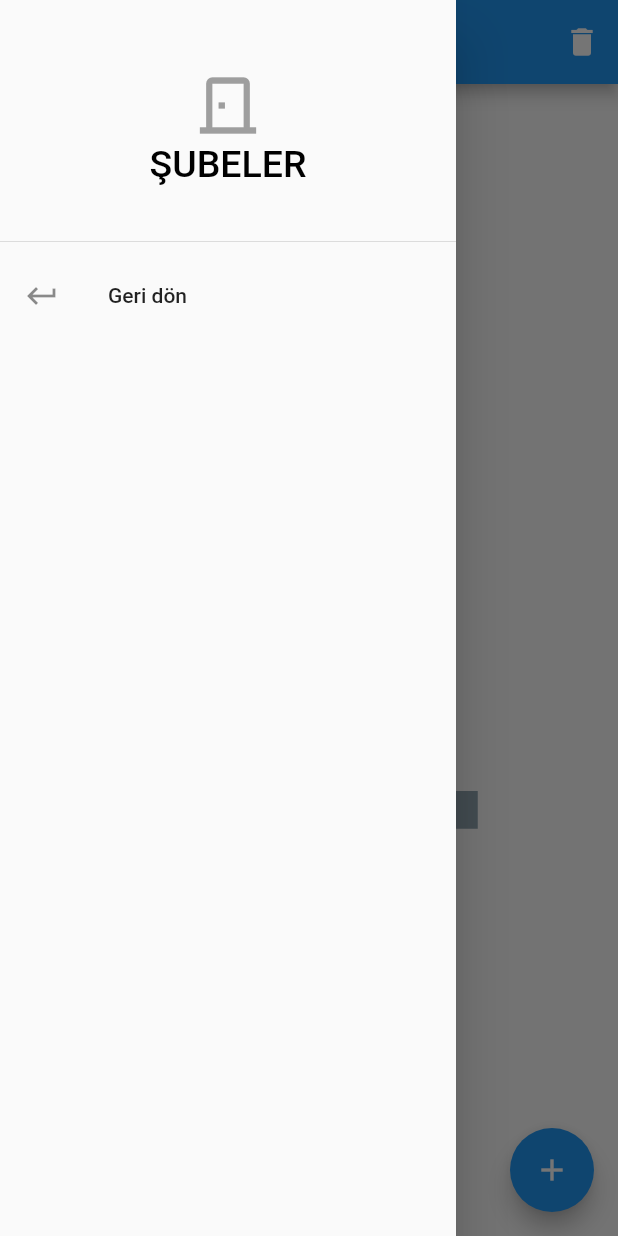
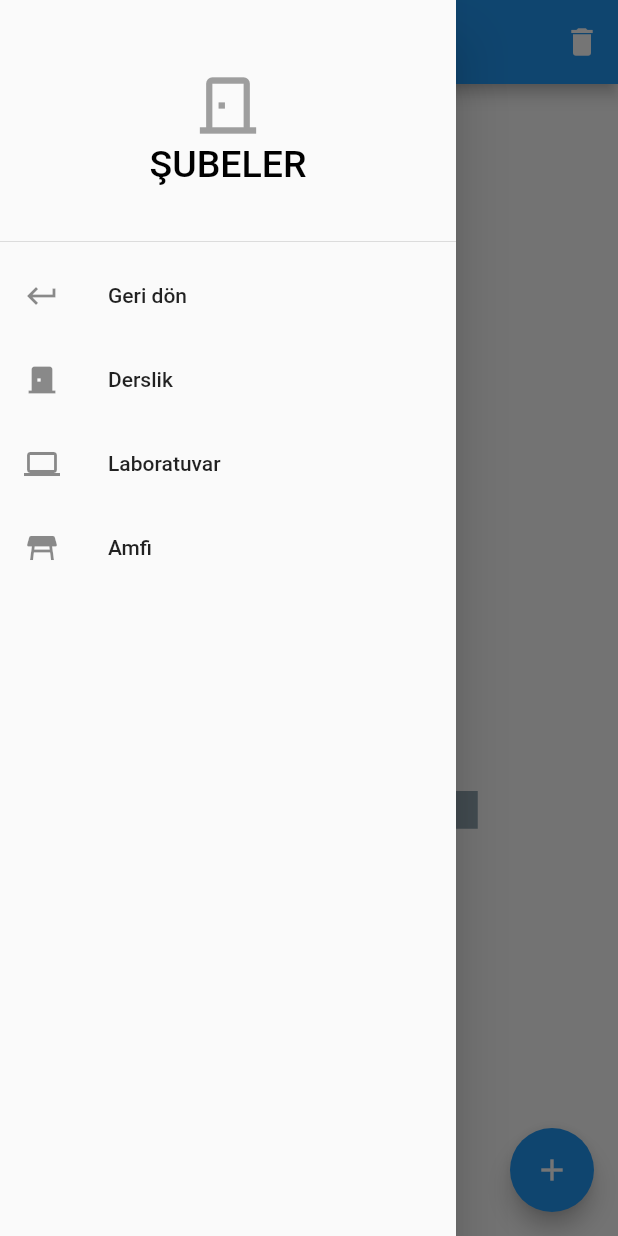
Before and after one commit to merve21c/DersProgrami, a Flutter app: the subeler screen opened directly, with the side drawer open, on a phone screen of 412 x 824 dp. Run offline on Flutter 3.47's test engine with Material 2 defaults, Android fonts, the phone set to English and light mode, and no system bars; our stand-ins replace cloud_firestore, firebase_auth, firebase_core, fluttertoast; accounts and stored records are empty.

Commit message:
Update şubeler.dart

```diff
--- a/lib/şubeler.dart
+++ b/lib/şubeler.dart
@@ -68,6 +68,27 @@ class _subelerState extends State<subeler> {
                   Navigator.push(context,MaterialPageRoute(builder: (context)=> yonetici()));
                 },
               ),
+              ListTile(
+                leading: Icon(Icons.door_back_door),
+                title: Text('Derslik'),
+                onTap: () {
+                  Navigator.push(context,MaterialPageRoute(builder: (context)=> yonetici()));
+                },
+              ),
+              ListTile(
+                leading: Icon(Icons.computer),
+                title: Text('Laboratuvar'),
+                onTap: () {
+                  Navigator.push(context,MaterialPageRoute(builder: (context)=> yonetici()));
+                },
+              ),
+              ListTile(
+                leading: Icon(Icons.table_restaurant),
+                title: Text('Amfi'),
+                onTap: () {
+                  Navigator.push(context,MaterialPageRoute(builder: (context)=> yonetici()));
+                },
+              ),
             ],
           ),
         )
```
